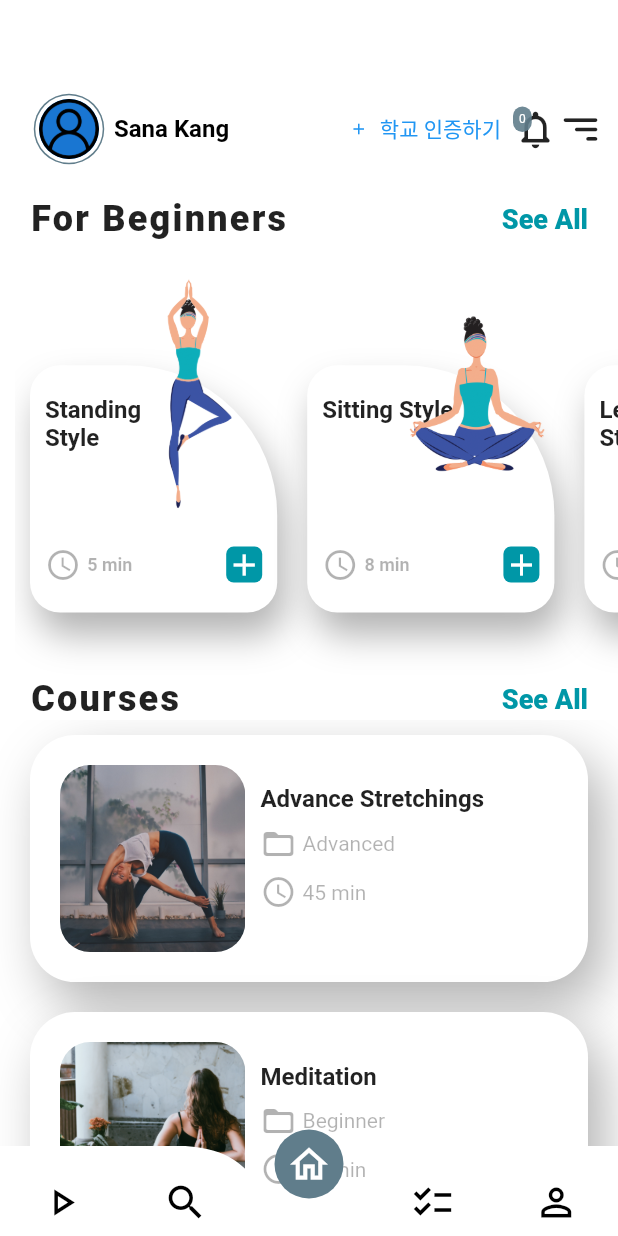
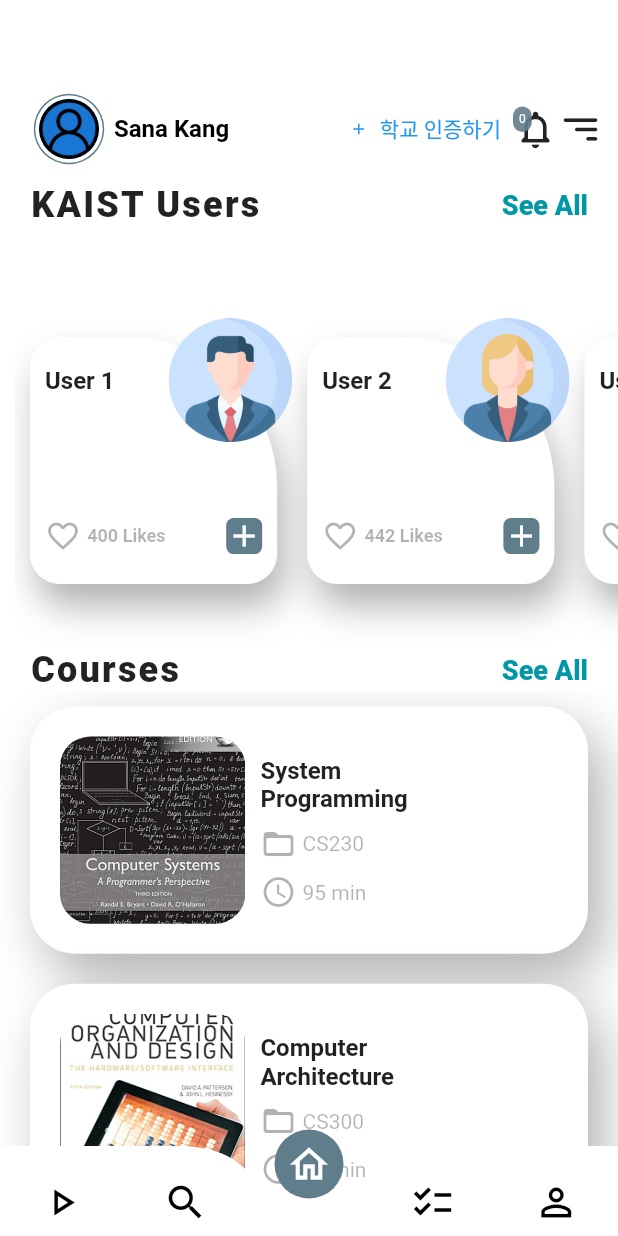
Before and after one commit to SayujSujeev/Yoga-Training-App-UI, a Flutter app: the HomeScreen screen opened directly, on a phone screen of 412 x 824 dp. Run offline on Flutter 3.47's test engine with Material 2 defaults, Android fonts, the phone set to English and light mode, and no system bars; drawn by our look-alikes of curved_navigation_bar; our stand-ins replace flutter_icons, shared_preferences, table_calendar; accounts and stored records are empty.

Commit message:
Revised the podfile

```diff
--- a/lib/data/data.dart
+++ b/lib/data/data.dart
@@ -4,42 +4,42 @@ import 'package:UnivTodo/models/course.dart';
 import 'package:UnivTodo/models/style.dart';
 
 final _standStyle = Style(
-  imageUrl: 'assets/images/pose2.png',
-  name: 'Standing Style',
-  time: 5,
+  imageUrl: 'assets/images/pf1.png',
+  name: 'User 1',
+  time: 400,
 );
 final _sittingStyle = Style(
-  imageUrl: 'assets/images/pose1.png',
-  name: 'Sitting Style',
-  time: 8,
+  imageUrl: 'assets/images/pf2.png',
+  name: 'User 2',
+  time: 442,
 );
 final _legCrossStyle = Style(
-  imageUrl: 'assets/images/pose3.png',
-  name: 'Leg Cross Style',
-  time: 6,
+  imageUrl: 'assets/images/pf1.png',
+  name: 'User 3',
+  time: 623,
 );
 
 final styles = [_standStyle,_sittingStyle,_legCrossStyle];
 
 final _course1 = Course(
-  imageUrl: 'assets/images/course1.jpg',
-  name: 'Advance Stretchings',
-  time: 45,
-  students: 'Advanced'
+  imageUrl: 'assets/images/cs.jpeg',
+  name: 'System Programming',
+  time: 95,
+  students: 'CS230'
 );
 
 final _course2 = Course(
-    imageUrl: 'assets/images/course2.jpg',
-    name: 'Daily Yoga',
-    time: 30,
-    students: 'Intermediate'
+    imageUrl: 'assets/images/os.jpeg',
+    name: 'Operating Systems',
+    time: 95,
+    students: 'CS350'
 );
 
 final _course3 = Course(
-    imageUrl: 'assets/images/course3.jpg',
-    name: 'Meditation',
-    time: 20,
-    students: 'Beginner'
+    imageUrl: 'assets/images/ca.jpg',
+    name: 'Computer Architecture',
+    time: 95,
+    students: 'CS300'
 );
 
 final List<Course> courses = [_course1,_course3,_course2];
--- a/lib/screens/home/components/todo.dart
+++ b/lib/screens/home/components/todo.dart
@@ -61,14 +61,14 @@ class Todo extends StatelessWidget {
                       Row(
                         children: [
                           Icon(
-                            Icons.access_time_outlined,
+                            Icons.favorite_border_outlined,
                             color: black.withOpacity(0.3),
                           ),
                           SizedBox(
                             width: size.width * 0.01,
                           ),
                           Text(
-                            style.time.toString() + ' min',
+                            style.time.toString() + ' Likes',
                             style: TextStyle(
                                 fontSize: 12,
                                 fontWeight: FontWeight.bold,
@@ -79,7 +79,7 @@ class Todo extends StatelessWidget {
                       ),
                       Container(
                         decoration: BoxDecoration(
-                            color: primary,
+                            color: blueGrey,
                             borderRadius: BorderRadius.circular(5.0)),
                         child: Icon(
                           Icons.add,
@@ -95,10 +95,10 @@ class Todo extends StatelessWidget {
         ),
         Positioned(
           right: 0,
-          top: 0,
+          top:10,
           child: Container(
             child: Image(
-              width: size.width * 0.3,
+              width: size.width * 0.2,
               height: size.height * 0.2,
               image: AssetImage(style.imageUrl),
             ),
@@ -116,12 +116,12 @@ class Todo extends StatelessWidget {
       children: [
         Padding(
           padding: const EdgeInsets.symmetric(
-              horizontal: appPadding, vertical: appPadding),
+              horizontal: appPadding, vertical: appPadding/1.9),
           child: Row(
             mainAxisAlignment: MainAxisAlignment.spaceBetween,
             children: [
               Text(
-                'For Beginners',
+                'KAIST Users',
                 style: TextStyle(
                   fontSize: 24,
                   fontWeight: FontWeight.w800,
--- a/pubspec.yaml
+++ b/pubspec.yaml
@@ -24,8 +24,10 @@ dependencies:
   flutter:
     sdk: flutter
   table_calendar: ^2.2.1
-  shared_preferences: ^0.5.4+5
+  shared_preferences: ^2.0.5
   flutter_icons: ^1.1.0
+  kakao_flutter_sdk: ^0.9.0
+  flutter_staggered_grid_view: 0.3.0
 
 
   # The following adds the Cupertino Icons font to your application.
```
Also changed, not shown: assets/images/ca.jpg (added), assets/images/cs.jpeg (added), assets/images/os.jpeg (added), assets/images/pf1.png (added), assets/images/pf2.png (added), pubspec.lock, 2 other files.
